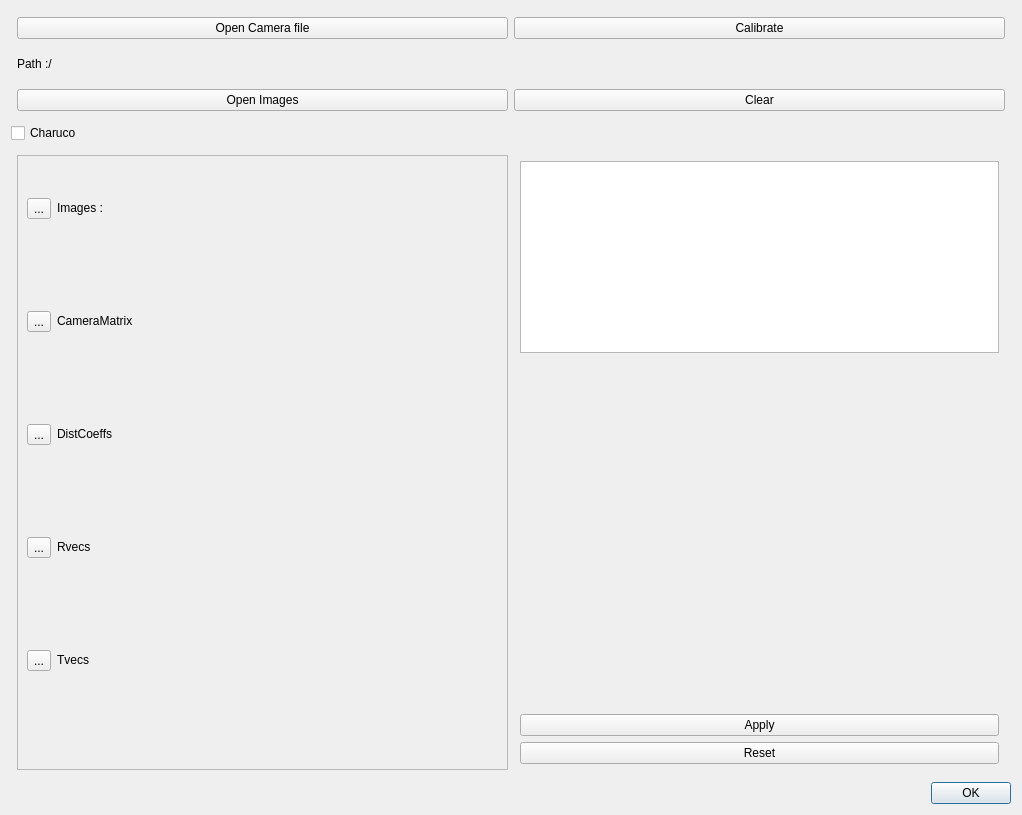
Old version of the form forms/subWindows/cameraparamdialog.ui in the repository m21-cerutti/ProjetTech2019_Robot.
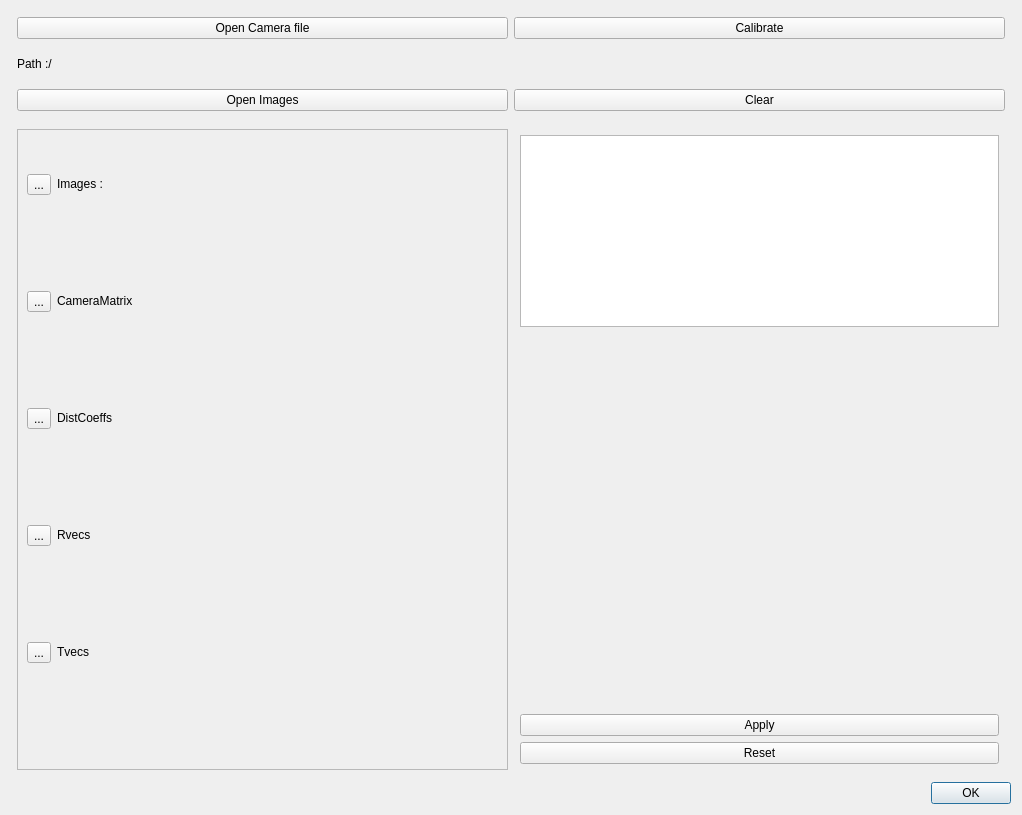
New version of the form.

What changed in the file:
```diff
--- a/forms/subWindows/cameraparamdialog.ui
+++ b/forms/subWindows/cameraparamdialog.ui
@@ -116,13 +116,6 @@
      </item>
     </layout>
    </item>
-   <item>
-    <widget class="QCheckBox" name="cb_charuco">
-     <property name="text">
-      <string>Charuco</string>
-     </property>
-    </widget>
-   </item>
    <item>
     <layout class="QHBoxLayout" name="horizontalLayout_2">
      <property name="leftMargin">
@@ -154,7 +147,7 @@
           <x>0</x>
           <y>0</y>
           <width>491</width>
-          <height>587</height>
+          <height>619</height>
          </rect>
         </property>
         <layout class="QGridLayout" name="gridLayout">
```
